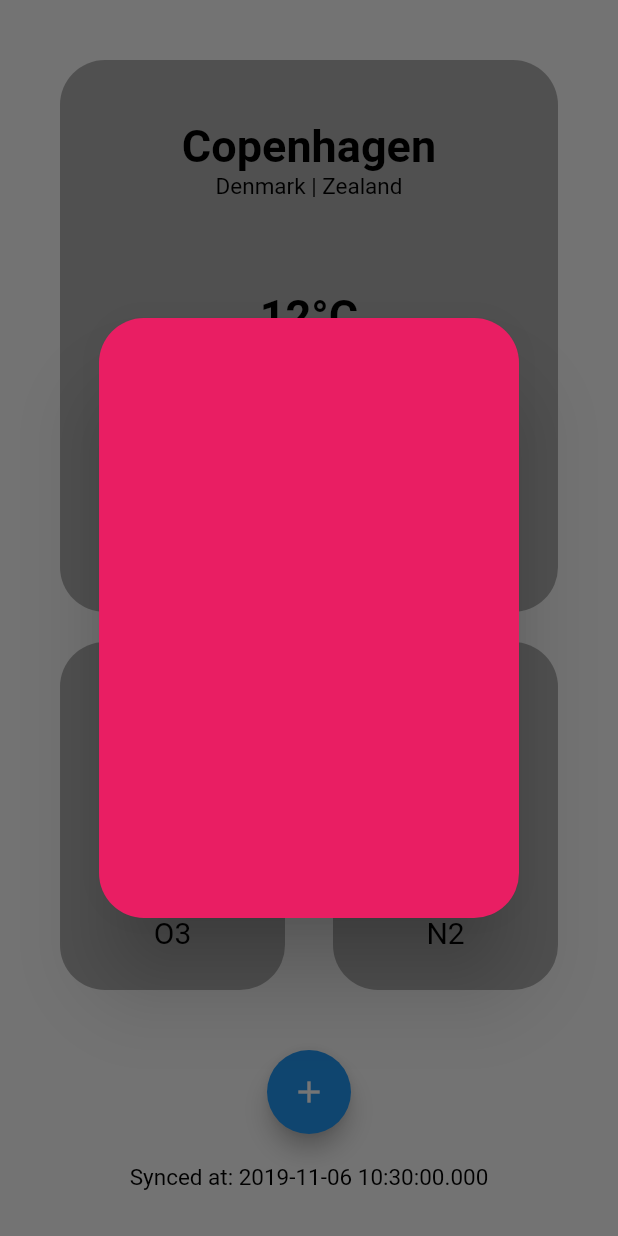
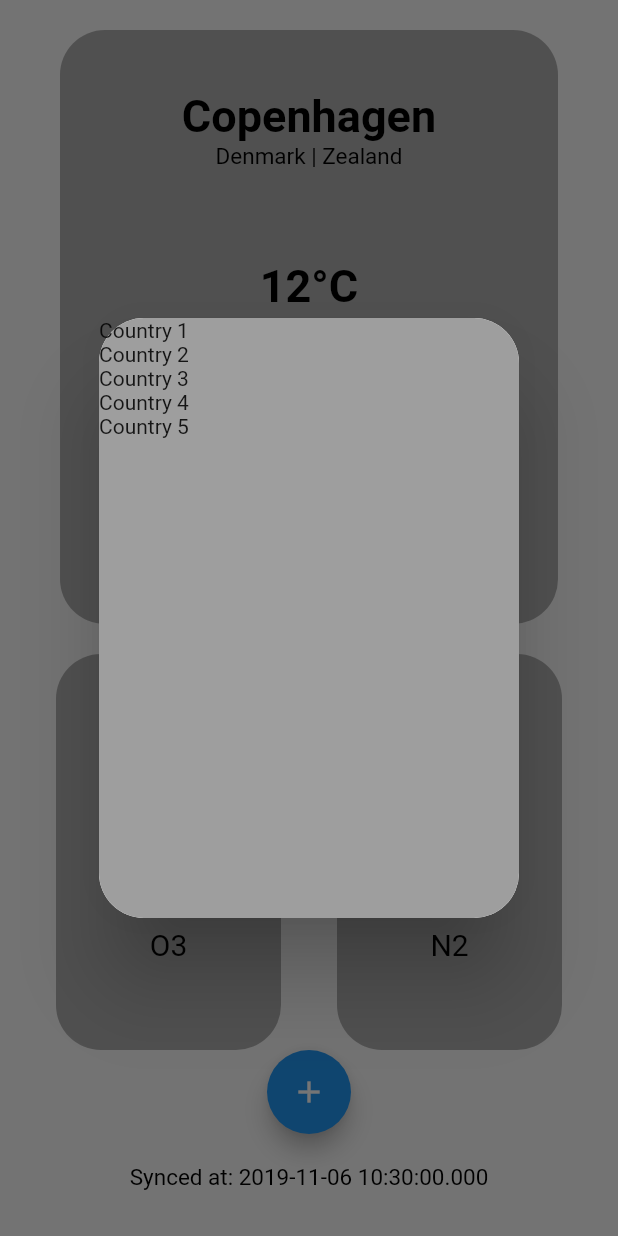
Before and after one commit to AndoPatrik/WeatherAppFlutter, a Flutter app: the screen it shows after launch, after a tap on the "add" icon, on a phone screen of 412 x 824 dp. Run offline on Flutter 3.47's test engine with Material 2 defaults, Android fonts, the phone set to English and light mode, and no system bars.

Commit message:
Rework to fix the pixel overflow on smaller screens step 1

```diff
--- a/weather_app/lib/screens/Mainscreen.dart
+++ b/weather_app/lib/screens/Mainscreen.dart
@@ -5,6 +5,7 @@ import 'package:weather_app/widgets/ChooseLocationPopUp.dart';
 class Mainscreen extends StatelessWidget {
   @override
   Widget build(BuildContext context) {
+    //TODO: There could be a 'general left right padding' on the entire screen..
     return Container(
       // Back ground gif
       // decoration: BoxDecoration(
@@ -23,7 +24,7 @@ class Mainscreen extends StatelessWidget {
             Expanded(
               flex: 3,
               child: Padding(
-                padding: EdgeInsets.symmetric(vertical: 20.0, horizontal: 40.0),
+                padding: EdgeInsets.symmetric(/*vertical: 20.0,*/ horizontal: 40.0),
                 child: CardContainer(
                   children: <Widget>[
                     SizedBox(
@@ -72,8 +73,10 @@ class Mainscreen extends StatelessWidget {
                         )
                       ],
                     ),
+
+                    //TODO: No need for additional spacing of the screen size is less then 1024..
                     SizedBox(
-                      height: 80,
+                      height: 40,
                     ),
                     Row(
                       crossAxisAlignment: CrossAxisAlignment.start,
@@ -98,13 +101,15 @@ class Mainscreen extends StatelessWidget {
               ),
             ),
             //MID SECTION
+            SizedBox(height: 20.0,),
             Expanded(
               flex: 2,
-              child: Padding(
-                  padding:
-                      EdgeInsets.only(left: 40.0, right: 40.0, bottom: 40.0),
+              //TODO: Check if the screen size is smaller then 1024px. Screensize > 1024 == no top down padding : padding all
+              // child: Padding(
+              //     padding:
+              //         EdgeInsets.only(left: 40.0, right: 40.0, bottom: 40.0),
                   child: Row(
-                    mainAxisAlignment: MainAxisAlignment.spaceBetween,
+                    mainAxisAlignment: MainAxisAlignment.spaceEvenly,
                     children: <Widget>[
                       CardContainer(
                         width: 150,
@@ -169,7 +174,8 @@ class Mainscreen extends StatelessWidget {
                         ],
                       ),
                     ],
-                  )),
+                  //)
+                  ),
             ),
             //BOTTOM SECTION
             Container(
@@ -180,6 +186,7 @@ class Mainscreen extends StatelessWidget {
                     child: FloatingActionButton(
                       child: Icon(Icons.add),
                       onPressed: () {
+                        print("Screen height debug:" + MediaQuery.of(context).size.height.toString());
                         ChooseLocationPopUp.createChooseLocationPupUp(
                             context: context);
                       },
--- a/weather_app/lib/widgets/ChooseLocationPopUp.dart
+++ b/weather_app/lib/widgets/ChooseLocationPopUp.dart
@@ -1,4 +1,5 @@
 import 'package:flutter/material.dart';
+import 'package:weather_app/widgets/LocationSelectCard.dart';
 
 class ChooseLocationPopUp {
   static createChooseLocationPupUp({@required BuildContext context}) {
@@ -6,7 +7,7 @@ class ChooseLocationPopUp {
         context: context,
         builder: (context) {
           return Dialog(
-              backgroundColor: Colors.transparent,
+              //backgroundColor: Colors.transparent,
               shape: RoundedRectangleBorder(
                   borderRadius: BorderRadius.circular(30.0)),
               child: Container(
@@ -15,22 +16,46 @@ class ChooseLocationPopUp {
                 child: PageView(
                   scrollDirection: Axis.vertical,
                   children: <Widget>[
-                    Container(
-                      decoration: BoxDecoration(
-                          color: Colors.pink,
-                          borderRadius: BorderRadius.circular(30.0)),
-                    ),
-                    Container(
-                      decoration: BoxDecoration(
-                          color: Colors.cyan,
-                          borderRadius: BorderRadius.circular(30.0)),
-                    ),
-                    Container(
-                      decoration: BoxDecoration(
-                          color: Colors.purple,
-                          borderRadius: BorderRadius.circular(30.0)),
-                    ),
-                  ],
+                   Container(
+                     child: ListView(
+                           children: <Widget>[
+                            Text("Country 1"),
+                             Text("Country 2"),
+                             Text("Country 3"),
+                             Text("Country 4"),
+                             Text("Country 5"),
+                           ],
+                         ),
+
+      decoration: BoxDecoration(
+        borderRadius: BorderRadius.circular(30.0),
+        color: Colors.grey
+      ),
+                  //   Container(
+                  //     color: Colors.red,
+                  //   ),
+                  //  LocationSelectCard(
+                  //    child: Column(
+                  //      children: <Widget>[
+                  //        ListView(
+                  //          children: <Widget>[
+                  //            Text("Country 1"),
+                  //            Text("Country 2"),
+                  //            Text("Country 3"),
+                  //            Text("Country 4"),
+                  //            Text("Country 5"),
+                  //          ],
+                  //        ),
+                  //        FloatingActionButton(
+                  //          onPressed: () {},
+                  //          child: Icon(Icons.add),
+                  //        )
+                  //      ],
+                  //    ),
+                  //  ),
+                  //  LocationSelectCard(),
+                  //  LocationSelectCard(),
+                   )],
                 ),
               ));
         });
--- /dev/null
+++ b/weather_app/lib/widgets/LocationSelectCard.dart
@@ -0,0 +1,19 @@
+import 'package:flutter/material.dart';
+
+class LocationSelectCard extends StatelessWidget {
+
+  LocationSelectCard({this.child});
+
+  final Widget child;
+
+  @override
+  Widget build(BuildContext context) {
+    return Container(
+      decoration: BoxDecoration(
+        borderRadius: BorderRadius.circular(30.0),
+        color: Colors.grey
+      ),
+      child: child,
+    );
+  }
+}
```
